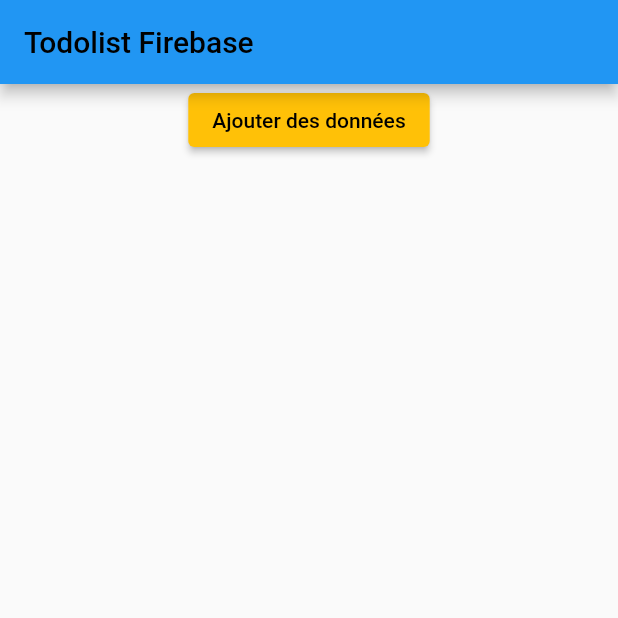
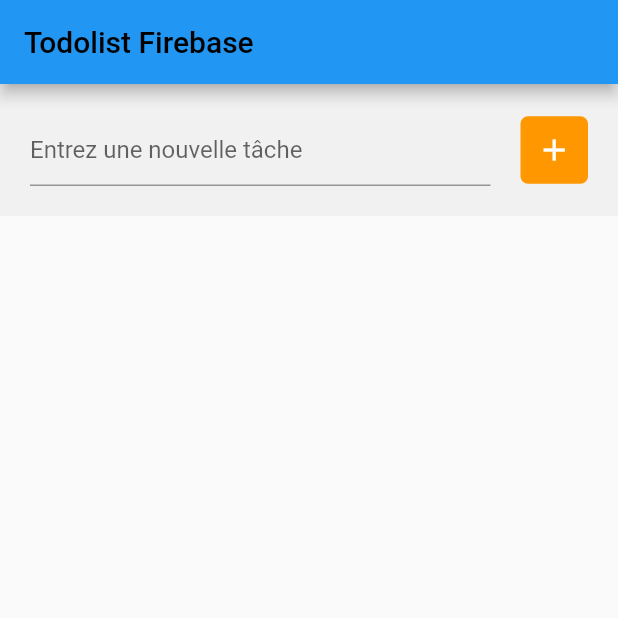
Before and after one commit to davipro34/demo_todolist_firebase_app, a Flutter app: the screen it shows after launch, on a phone screen of 412 x 824 dp, the top half of it. Run offline on Flutter 3.47's test engine with Material 2 defaults, Android fonts, the light colour scheme and no system bars; our stand-ins replace cloud_firestore, firebase_core; accounts and stored records are empty.

Commit message:
Replacing ElevatedButton with FormSection in MyApp

```diff
--- a/lib/main.dart
+++ b/lib/main.dart
@@ -75,14 +75,7 @@
         ),
         body: Column(
           children: [
-            Center(
-              child: ElevatedButton(
-                onPressed: () {
-                  addDataToFirebase();
-                },
-                child: const Text('Ajouter des données'),
-              ),
-            ),
+            FormSection(),
             Expanded(
               child: ListSection(),
             ),
```
